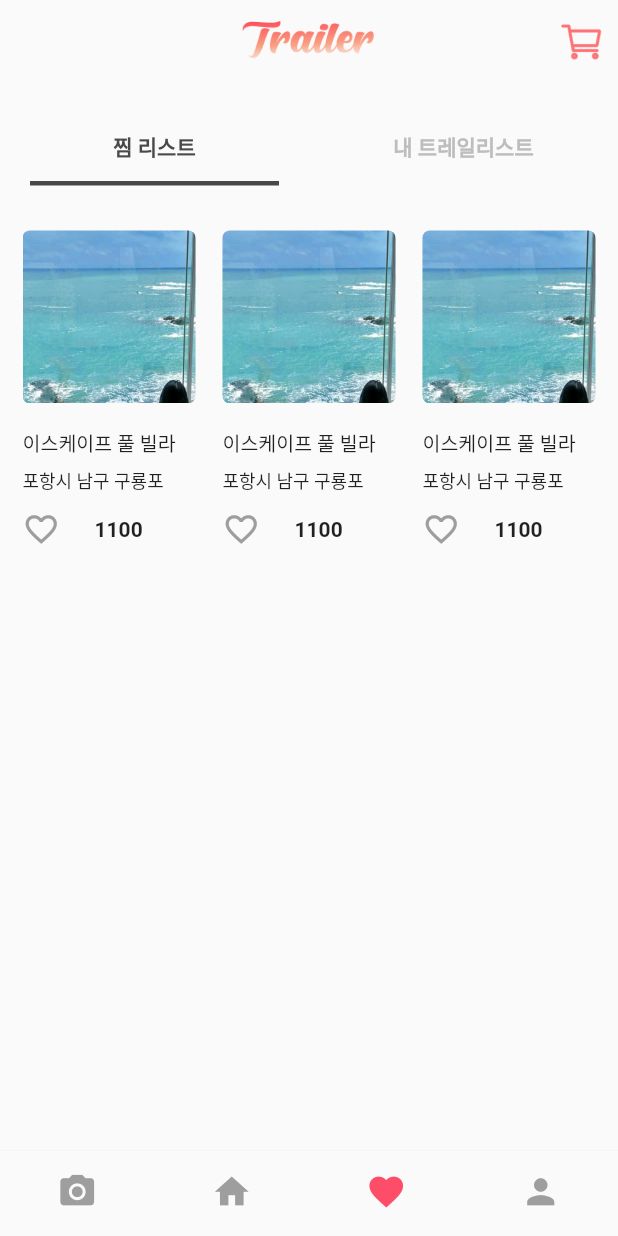
After one commit to 21-2/trailer, a Flutter app: the screen it shows once a user with an empty profile is signed in, item 3 of the bottom bar chosen, on a phone screen of 412 x 824 dp. The commit adds this screen. Run offline on Flutter 3.47's test engine with Material 2 defaults, Android fonts, the light colour scheme and no system bars; our stand-ins replace animated_splash_screen, carousel_slider, cloud_firestore, firebase_auth, firebase_core, flutter_signin_button and 4 more; accounts and stored records are empty; network calls fail; Roboto replaces fonts that are missing (SpoqaHans).

Commit message:
added dashboard and additional binding

```diff
--- /dev/null
+++ b/lib/bindings/favorites_binding.dart
@@ -0,0 +1,9 @@
+import 'package:get/get.dart';
+import 'package:trailer/controller/favoritesController.dart';
+
+class FavoritesBinding extends Bindings{
+  @override
+  void dependencies(){
+    Get.put<FavoritesController>(FavoritesController());
+  }
+}
--- a/lib/bindings/home_binding.dart
+++ b/lib/bindings/home_binding.dart
@@ -1,10 +1,12 @@
 import 'package:get/get.dart';
+import 'package:trailer/controller/favoritesController.dart';
 import 'package:trailer/controller/homeController.dart';
 import 'package:trailer/controller/loginController.dart';
 class HomeBinding extends Bindings{
   @override
   void dependencies(){
     Get.put<HomeController>(HomeController());
-    Get.put<LoginController>(LoginController());
+    Get.put(LoginController());
+    Get.put<FavoritesController>(FavoritesController());
   }
 }
--- a/lib/bindings/login_binding.dart
+++ b/lib/bindings/login_binding.dart
@@ -1,9 +1,11 @@
 import 'package:get/get.dart';
+import 'package:trailer/controller/homeController.dart';
 import 'package:trailer/controller/loginController.dart';
 
 class LoginBinding extends Bindings{
   @override
   void dependencies(){
     Get.put<LoginController>(LoginController());
+    Get.put<HomeController>(HomeController());
   }
 }
--- /dev/null
+++ b/lib/controller/aiController.dart
@@ -0,0 +1,5 @@
+import 'package:get/get.dart';
+
+class AiController extends GetxController{
+
+}
--- /dev/null
+++ b/lib/controller/dashboardController.dart
@@ -0,0 +1,32 @@
+import 'package:get/get.dart';
+import 'package:trailer/controller/aiController.dart';
+import 'package:trailer/controller/favoritesController.dart';
+import 'package:trailer/controller/homeController.dart';
+import 'package:trailer/controller/loginController.dart';
+
+class DashboardController extends GetxController{
+  HomeController homeController = Get.find<HomeController>();
+  LoginController loginController = Get.find<LoginController>();
+  FavoritesController favoritesController = Get.find<FavoritesController>();
+  AiController aiController = Get.find<AiController>();
+  var tabIndex = 1;
+
+  void changeTabIndex(int index) {
+    tabIndex = index;
+    update();
+  }
+  @override
+  void onInit() async{
+    super.onInit();
+  }
+
+  @override
+  void onReady(){
+    super.onReady();
+  }
+
+  @override
+  void onClose(){
+  }
+
+}
--- /dev/null
+++ b/lib/controller/favoritesController.dart
@@ -0,0 +1,26 @@
+import 'package:get/get.dart';
+import 'package:trailer/controller/homeController.dart';
+import 'package:firebase_auth/firebase_auth.dart';
+import 'package:trailer/model/User.dart';
+
+class FavoritesController extends GetxController{
+
+  HomeController homeController = Get.find<HomeController>();
+  late UserModel userModel;
+
+
+  @override
+  void onInit() async{
+    super.onInit();
+  }
+
+  @override
+  void onReady(){
+    super.onReady();
+  }
+
+  @override
+  void onClose(){
+  }
+
+}
--- a/lib/controller/homeController.dart
+++ b/lib/controller/homeController.dart
@@ -44,7 +44,7 @@ class HomeController extends GetxController{
   void handleAuthStateChanged(isLoggedIn){
     if (isLoggedIn){
       _user = firebaseAuth.currentUser!;
-      Get.offAllNamed(Routes.HOME);
+      Get.offAllNamed(Routes.DASHBOARD);
     } else {
       Get.offAllNamed(Routes.LOGIN);
     }
--- a/lib/controller/loginController.dart
+++ b/lib/controller/loginController.dart
@@ -9,7 +9,10 @@ import 'package:trailer/model/User.dart';
 class LoginController extends GetxController{
 
   HomeController homeController = Get.find<HomeController>();
-
+  RxBool isLoggedIn = false.obs;
+  bool sign() {
+    return isLoggedIn.value;
+  }
   late UserModel _userModel;
   UserModel get userModel => _userModel;
   set userModel (UserModel userModel) {
@@ -45,6 +48,7 @@ class LoginController extends GetxController{
       await homeController.firebaseAuth.signInWithCredential(oAuthCredential);
       addUserToTrailer();
       _intializeUserModel(user.uid);
+      isLoggedIn.value = true;
     }
   }
 
--- a/lib/main.dart
+++ b/lib/main.dart
@@ -2,14 +2,16 @@
 //import 'package:firebase_core/firebase_core.dart';
 import 'package:flutter/material.dart';
 import 'package:get/get.dart';
+import 'package:trailer/bindings/dashboard_binding.dart';
 import 'package:trailer/bindings/home_binding.dart';
+
 import 'package:trailer/route/app_pages.dart';
 import 'package:firebase_core/firebase_core.dart';
 
 void main() async {
   WidgetsFlutterBinding.ensureInitialized();
   await Firebase.initializeApp();
-  HomeBinding().dependencies();
+  DashboardBinding().dependencies();
   runApp(MyApp());
 }
 
@@ -18,7 +20,7 @@ class MyApp extends StatelessWidget{
   @override
   Widget build(BuildContext context) {
     return GetMaterialApp(
-      title: 'LittleDrops',
+      title: 'Trailer',
       theme: ThemeData(fontFamily: 'SpoqaHans'),
       initialRoute: AppPages.INITIAL,
       getPages: AppPages.routes,
--- a/lib/route/app_pages.dart
+++ b/lib/route/app_pages.dart
@@ -1,10 +1,14 @@
 import 'package:get/get.dart';
+import 'package:trailer/bindings/dashboard_binding.dart';
 import 'package:trailer/bindings/detail_binding.dart';
+import 'package:trailer/bindings/favorites_binding.dart';
 import 'package:trailer/bindings/login_binding.dart';
 import 'package:trailer/bindings/home_binding.dart';
 import 'package:trailer/bindings/search_binding.dart';
 import 'package:trailer/bindings/search_results_binding.dart';
+import 'package:trailer/views/dashboard.dart';
 import 'package:trailer/views/details.dart';
+import 'package:trailer/views/favorites.dart';
 import 'package:trailer/views/home.dart';
 import 'package:trailer/views/login.dart';
 import 'package:trailer/views/profile.dart';
@@ -20,6 +24,7 @@ class AppPages{
   static const INITIAL = _Paths.HOME;
 
   static final routes = [
+
           GetPage(
             name: _Paths.LOGIN,
             page: () => LogIn(),
@@ -54,8 +59,18 @@ class AppPages{
             name: _Paths.PROFILE,
             page: ()=> ProfileView(),
             binding: HomeBinding(),
-          )
+          ),
 
+          GetPage(
+            name: _Paths.FAVORITES,
+            page: ()=>Favorites(),
+            binding: FavoritesBinding(),
+          ),
+        GetPage(
+          name: _Paths.DASHBOARD,
+          page: () => DashboardPage(),
+          binding: DashboardBinding(),
+        ),
   ];
 
 }
--- a/lib/route/app_routes.dart
+++ b/lib/route/app_routes.dart
@@ -9,6 +9,8 @@ abstract class Routes{
   static const DETAIL = _Paths.DETAIL;
   static const SEARCHRESULTS = _Paths.SEARCHRESULTS;
   static const PROFILE = _Paths.PROFILE;
+  static const FAVORITES = _Paths.FAVORITES;
+  static const DASHBOARD = _Paths.DASHBOARD;
 }
 
 abstract class _Paths {
@@ -18,4 +20,6 @@ abstract class _Paths {
   static const DETAIL = '/details';
   static const SEARCHRESULTS = '/searchresults';
   static const PROFILE = '/profile';
+  static const FAVORITES = '/favorites';
+  static const DASHBOARD = '/dashboard';
 }
--- /dev/null
+++ b/lib/views/dashboard.dart
@@ -0,0 +1,62 @@
+import 'package:flutter/material.dart';
+import 'package:get/get.dart';
+import 'package:trailer/controller/dashboardController.dart';
+import 'package:trailer/views/aiTrailer.dart';
+import 'package:trailer/views/favorites.dart';
+import 'package:trailer/views/home.dart';
+import 'package:trailer/views/profile.dart';
+
+class DashboardPage extends StatelessWidget {
+var width = Get.context!.mediaQuerySize.width;
+  var height = Get.context!.mediaQuerySize.height;
+  final controller = Get.find<DashboardController>();
+  Widget build(BuildContext context) {
+    return
+    GetBuilder<DashboardController>(
+      builder: (controller) {
+        return Scaffold(
+          body: SafeArea(
+            child: IndexedStack(
+              index: controller.tabIndex,
+              children: [
+                AiTrailer(),
+                HomeView(),
+                Favorites(),
+                ProfileView(),
+              ],
+            )
+          ),
+        bottomNavigationBar: BottomNavigationBar(
+          items:   const <BottomNavigationBarItem>[
+              BottomNavigationBarItem(
+                icon: Icon(Icons.photo_camera),
+                label: "AI"
+              ),
+              BottomNavigationBarItem(
+                icon: Icon(Icons.home),
+                label: "Home"
+              ),
+              BottomNavigationBarItem(
+                icon: Icon(Icons.favorite),
+                label: "Favorite"
+              ),
+              BottomNavigationBarItem(
+                icon: Icon(Icons.person),
+                label: "Profile"
+              ),
+          ],
+          currentIndex: controller.tabIndex,
+          selectedItemColor: Color(0xffFE4D68),
+          onTap: controller.changeTabIndex,
+          unselectedItemColor: Colors.grey,
+          showSelectedLabels: false,
+          showUnselectedLabels: false,
+          elevation: 1,
+          iconSize: 27,
+          type: BottomNavigationBarType.fixed,
+          ),
+      );
+      }
+    );
+  }
+}
--- /dev/null
+++ b/lib/views/favorites.dart
@@ -0,0 +1,111 @@
+import 'package:get/get.dart';
+import 'package:flutter/material.dart';
+import 'package:trailer/controller/favoritesController.dart';
+import 'package:trailer/widget/myTrailist.dart';
+import 'package:trailer/widget/searchlocationCard.dart';
+import 'package:trailer/widget/trailist.dart';
+
+class Favorites extends GetView<FavoritesController> {
+  final _searchBar = TextEditingController();
+  var width = Get.context!.mediaQuerySize.width;
+  var height = Get.context!.mediaQuerySize.height;
+
+  @override
+  Widget build(BuildContext context) {
+    return DefaultTabController(
+      length: 2,
+      child: Scaffold(
+          appBar:
+          PreferredSize(
+            preferredSize: Size.fromHeight(height*0.15),
+            child: AppBar(
+              shadowColor: Colors.transparent,
+              backgroundColor: Colors.transparent,
+              bottom: TabBar(
+                labelColor: Color.fromRGBO(73, 73, 73, 100),
+                labelStyle: TextStyle(fontWeight: FontWeight.bold),
+                unselectedLabelColor: Color.fromRGBO(189, 189, 189, 100),
+                indicatorWeight: 3.0,
+                indicator: UnderlineTabIndicator(
+                    borderSide: BorderSide(
+                      width: 3,
+                      color: Color.fromRGBO(73, 73, 73, 100),
+                    ),
+                    insets: EdgeInsets.symmetric(horizontal: 20)),
+                tabs: [
+                  Tab(text: "찜 리스트"),
+                  Tab(text: "내 트레일리스트"),
+                ],
+              ),
+              actions: [
+                 IconButton(
+                          iconSize: 30.0,
+                          color: Color.fromRGBO(254, 113, 117, 100),
+                          icon:
+                              ImageIcon(AssetImage('lib/images/shoppingCart.png')),
+                          onPressed: () {},
+                        )
+              ],
+              title: Image(
+                  image: AssetImage('lib/images/trailer_text.png'),
+                  width: width * 0.3),
+              centerTitle: true,
+            ),
+
+          ),
+          body: TabBarView(
+            children: [
+              firstTab(),
+              secondTab(),
+            ],
+          ),
+      )
+    );
+  }
+}
+
+Widget firstTab(){
+  return
+  SingleChildScrollView(
+    child:
+    Padding(
+      padding: const EdgeInsets.fromLTRB(15,30,15,0),
+      child: Column(
+        children: [
+          Row(
+            mainAxisAlignment: MainAxisAlignment.spaceBetween,
+            children: [
+              SearchLocationCard(),
+              SearchLocationCard(),
+              SearchLocationCard(),
+            ],
+          ),
+        ],
+      ),
+    ),
+  );
+}
+
+Widget secondTab(){
+  return SingleChildScrollView(
+    child:
+    Padding(
+      padding: const EdgeInsets.fromLTRB(15,30,15,0),
+      child: Column(
+        mainAxisAlignment: MainAxisAlignment.start,
+        crossAxisAlignment: CrossAxisAlignment.start,
+        children: [
+
+          Column(
+            mainAxisAlignment: MainAxisAlignment.spaceBetween,
+            children: [
+              MyTrailistCard(),
+              MyTrailistCard(),
+              MyTrailistCard(),
+            ],
+          ),
+        ],
+      ),
+    ),
+  );
+}
--- a/lib/views/home.dart
+++ b/lib/views/home.dart
@@ -227,6 +227,8 @@ class HomeView extends GetView<HomeController> {
           )
         ],
           ),
-      ));
+      ),
+
+      );
   }
 }
--- a/lib/widget/locationCard.dart
+++ b/lib/widget/locationCard.dart
@@ -1,5 +1,6 @@
 import 'package:flutter/material.dart';
 import 'package:get/get.dart';
+import 'package:trailer/views/favorites.dart';
 
 class LocationCard extends StatefulWidget{
 
@@ -64,7 +65,10 @@ class _LocationCard extends State<LocationCard>{
                  ),
               ]
             ),
-            onTap: ()=>{Get.toNamed('/profile')} //여기에 argument 넣기
+            onTap: ()=>{
+              Get.to(Favorites())
+             // Get.toNamed('/details')
+              } //여기에 argument 넣기
           ),
            SizedBox(height: height*0.02),
           Text("이스케이프 풀 빌라", style: TextStyle(fontWeight: FontWeight.w500, fontSize: 13)),
```
Also changed, not shown: lib/bindings/dashboard_binding.dart (added, +22 -0 lines), lib/bindings/main_binding.dart (deleted, +0 -13 lines), lib/views/aiTrailer.dart (added, +20 -0 lines), lib/widget/myTrailist.dart (added, +85 -0 lines), 34 other files. Lines whose indentation alone changed are shown as unchanged.
